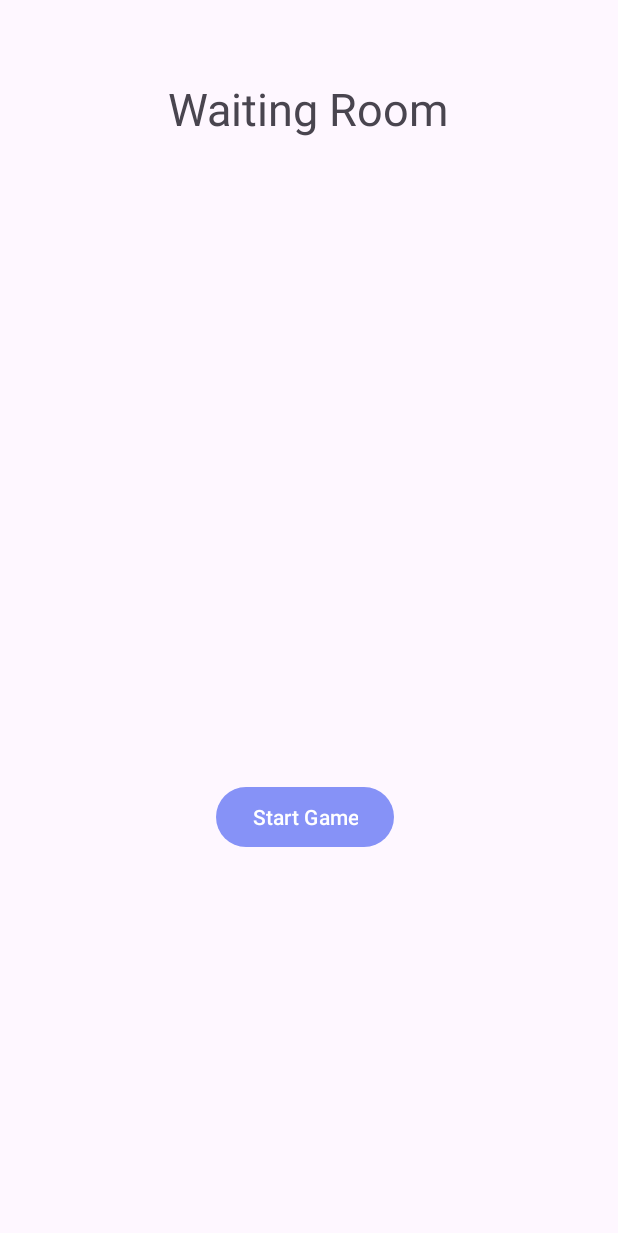
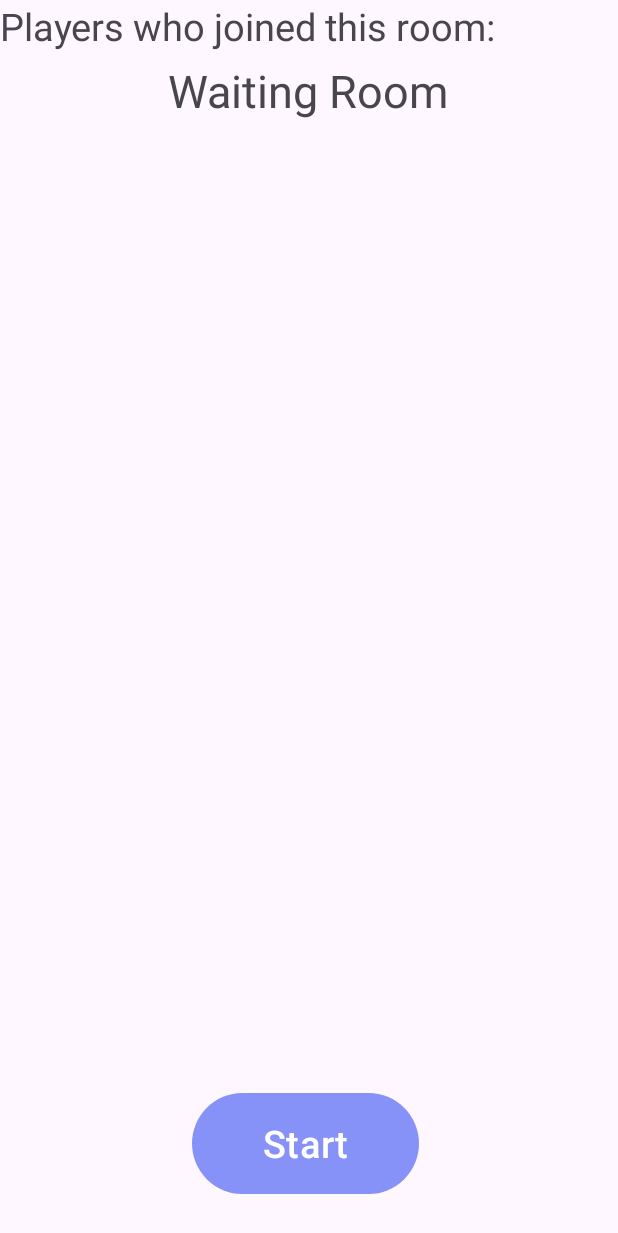
Before and after one commit to MichalLeibovich/MyProject1, an Android app: the WaitingRoomActivity screen opened directly, with no data from a screen before it, on a phone screen of 412 x 824 dp. Shown: the top 1233 px of the screen. Run offline under Robolectric (Android 15) with nearby library versions, the phone set to English and light mode, and no system bars.

Commit message:
commit 18/2/24 16:55

```diff
--- a/app/src/main/AndroidManifest.xml
+++ b/app/src/main/AndroidManifest.xml
@@ -37,9 +37,7 @@
             </intent-filter>
         </activity>
 
-        <meta-data
-            android:name="preloaded_fonts"
-            android:resource="@array/preloaded_fonts" />
+
     </application>
 
 </manifest>
--- a/app/src/main/java/com/example/myproject1/MainActivity.java
+++ b/app/src/main/java/com/example/myproject1/MainActivity.java
@@ -21,7 +21,7 @@ public class MainActivity extends AppCompatActivity{
     protected void onCreate(Bundle savedInstanceState) {
         super.onCreate(savedInstanceState);
         setContentView(R.layout.activity_main);
-
+        // get window().setFlags(WindowManager.LayoutParams.FLAGS_FULLSCREEN), WindowManager.LayoutParams.FLAG_FULLSCREEN); initViews();
         this.tabLayout = findViewById(R.id.tab_layout);
         this.viewPager2 = findViewById(R.id.view_pager);
 
--- a/app/src/main/java/com/example/myproject1/MainScreenActivity.java
+++ b/app/src/main/java/com/example/myproject1/MainScreenActivity.java
@@ -90,7 +90,7 @@ public class MainScreenActivity extends AppCompatActivity {
                 Log.d("FIREBASE", e.getMessage());
             }
         });
-//        FirebaseAuth fAuth = FirebaseAuth.getInstance(); // TODO: do I need this?
+//        FirebaseAuth fAuth = FirebaseAuth.getInstance();
 //        String uid = fAuth.getCurrentUser().getUid();
 //        DocumentReference ref = fbfs.collection("Users").document(uid);
 //        ref.set(user).addOnSuccessListener(new OnSuccessListener<Void>() {
--- a/app/src/main/res/layout/activity_main_screen.xml
+++ b/app/src/main/res/layout/activity_main_screen.xml
@@ -53,7 +53,6 @@
         android:layout_marginTop="36dp"
         android:background="@drawable/mainscreen_accountsbutton_design"
         android:drawableLeft="@drawable/mainscreen_accountsbutton_pic"
-        android:fontFamily="sans-serif-condensed"
         android:onClick="accountsButtonClicked"
         android:text="change account or create a new one"
         android:textSize="14dp"
--- a/app/src/main/res/layout/activity_waiting_room.xml
+++ b/app/src/main/res/layout/activity_waiting_room.xml
@@ -7,24 +7,35 @@
     tools:context=".WaitingRoomActivity">
 
     <Button
-        android:id="@+id/button26"
-        android:layout_width="wrap_content"
-        android:layout_height="wrap_content"
-        android:layout_marginStart="144dp"
-        android:layout_marginTop="428dp"
+        android:id="@+id/startGameButton"
+        android:layout_width="151dp"
+        android:layout_height="75dp"
+        android:layout_marginStart="128dp"
+        android:layout_marginTop="644dp"
         android:onClick="StartClicked"
-        android:text="Start Game"
+        android:text="Start"
+        android:textSize="25dp"
         app:layout_constraintStart_toStartOf="parent"
-        app:layout_constraintTop_toBottomOf="@+id/textView5" />
+        app:layout_constraintTop_toBottomOf="@+id/waitingRoomTextview" />
 
     <TextView
-        android:id="@+id/textView5"
+        android:id="@+id/waitingRoomTextview"
         android:layout_width="wrap_content"
         android:layout_height="wrap_content"
         android:layout_marginStart="112dp"
-        android:layout_marginTop="52dp"
+        android:layout_marginTop="40dp"
         android:text="Waiting Room"
         android:textSize="30dp"
         app:layout_constraintStart_toStartOf="parent"
         app:layout_constraintTop_toTopOf="parent" />
+
+    <TextView
+        android:id="@+id/playersTextView"
+        android:layout_width="wrap_content"
+        android:layout_height="wrap_content"
+        android:text="Players who joined this room:"
+        android:textSize="25dp"
+        tools:layout_editor_absoluteX="16dp"
+        tools:layout_editor_absoluteY="158dp" />
+
 </androidx.constraintlayout.widget.ConstraintLayout>
```
Also changed, not shown: app/src/main/java/com/example/myproject1/GameRoom.java (+54 -16 lines).
